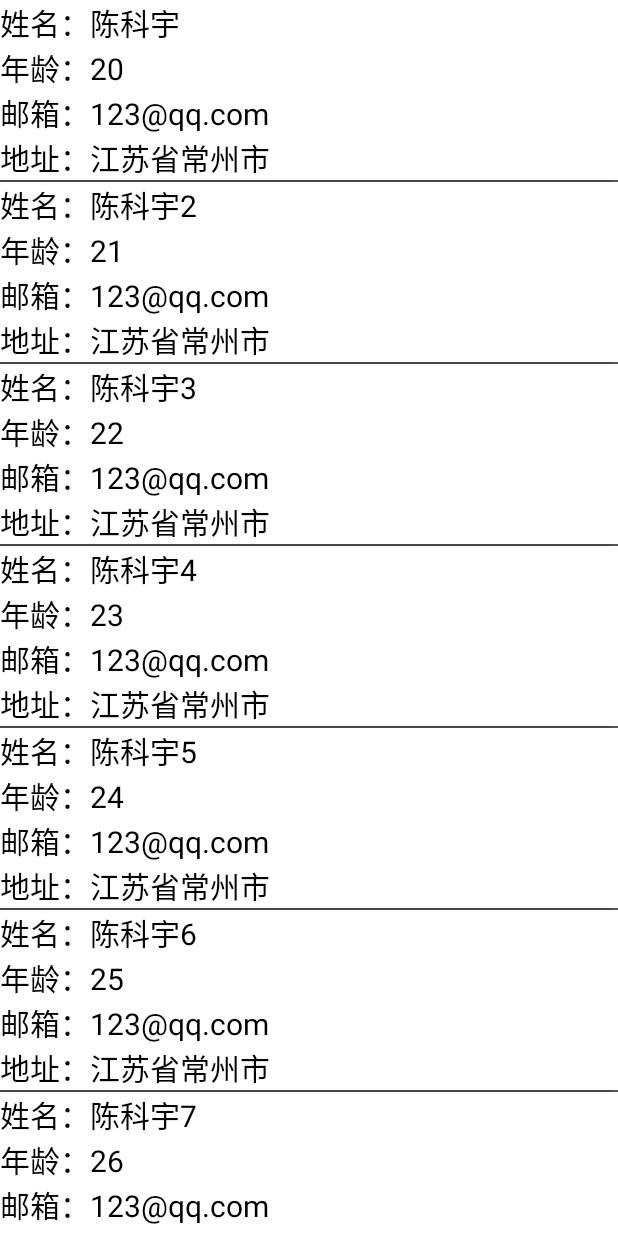
After one commit to ckydylan/StudentSpaceApp, an Android app: the InfoActivity screen opened directly, with no data from a screen before it, on a phone screen of 412 x 824 dp. The commit adds this screen. Run offline under Robolectric (Android 15) with nearby library versions, the phone set to English and light mode, and no system bars.

Commit message:
#date 5.30

```diff
--- a/app/src/main/AndroidManifest.xml
+++ b/app/src/main/AndroidManifest.xml
@@ -48,6 +48,10 @@
             android:launchMode="singleTask"/>
         <activity android:name=".activity.MusicActivity"
             android:launchMode="singleTask"/>
+        <activity android:name=".activity.ChooseHeadImgActivity"
+            android:launchMode="singleTask"/>
+        <activity android:name=".activity.InfoActivity"
+            android:launchMode="singleTask"/>
     </application>
 
 </manifest>
--- /dev/null
+++ b/app/src/main/java/com/example/studentspaceapp/activity/InfoActivity.java
@@ -0,0 +1,49 @@
+package com.example.studentspaceapp.activity;
+
+import android.app.Activity;
+import android.os.Bundle;
+import android.widget.ListView;
+import android.widget.SimpleAdapter;
+
+import androidx.annotation.Nullable;
+
+import com.example.studentspaceapp.R;
+
+import java.util.ArrayList;
+import java.util.HashMap;
+import java.util.Map;
+
+public class InfoActivity extends Activity {
+    ListView lv_show_info;
+    Map<String,String> map;
+    @Override
+    protected void onCreate(@Nullable Bundle savedInstanceState) {
+        super.onCreate(savedInstanceState);
+        setContentView(R.layout.activity_info);
+
+        lv_show_info = findViewById(R.id.lv_show_info);
+        SimpleAdapter adapter = new SimpleAdapter(InfoActivity.this, getData()
+                , R.layout.list_show_info
+                , new String[]{"name", "age","email","address"}
+                , new int[]{R.id.tv_name, R.id.tv_age,R.id.tv_email,R.id.tv_address});
+        lv_show_info.setAdapter(adapter);
+    }
+
+    private ArrayList<Map<String, String>> getData() {
+        ArrayList<Map<String, String>> list = new ArrayList<>();
+
+        String[] name = {"陈科宇","陈科宇2","陈科宇3","陈科宇4","陈科宇5","陈科宇6","陈科宇7"};
+        String[] age = {"20","21","22","23","24","25","26"};
+        String[] email = {"123@qq.com","123@qq.com","123@qq.com","123@qq.com","123@qq.com","123@qq.com","123@qq.com"};
+        String[] address = {"江苏省常州市","江苏省常州市","江苏省常州市","江苏省常州市","江苏省常州市","江苏省常州市","江苏省常州市"};
+        for (int i = 0; i<name.length;i++){
+            map = new HashMap<>();
+            map.put("name",name[i]);
+            map.put("age",age[i]);
+            map.put("email",email[i]);
+            map.put("address",address[i]);
+            list.add(map);
+        }
+        return list;
+    }
+}
--- a/app/src/main/java/com/example/studentspaceapp/activity/MusicActivity.java
+++ b/app/src/main/java/com/example/studentspaceapp/activity/MusicActivity.java
@@ -66,7 +66,6 @@ public class MusicActivity extends Activity {
         map.put("rightImg",R.drawable.music_img_right);
         list.add(map);
 
-
         return list;
     }
 }
--- a/app/src/main/java/com/example/studentspaceapp/activity/RegisterActivity.java
+++ b/app/src/main/java/com/example/studentspaceapp/activity/RegisterActivity.java
@@ -60,6 +60,7 @@ public class RegisterActivity extends Activity {
                     }
                 }
             });
+//            Toast.makeText(this, "FUCK YOU，别想消耗我次数", Toast.LENGTH_LONG).show();
         });
 
         btn_register.setOnClickListener(v->{
--- /dev/null
+++ b/app/src/main/res/layout/activity_info.xml
@@ -0,0 +1,12 @@
+<?xml version="1.0" encoding="utf-8"?>
+<LinearLayout xmlns:android="http://schemas.android.com/apk/res/android"
+    android:orientation="vertical" android:layout_width="match_parent"
+    android:layout_height="match_parent">
+
+    <ListView
+        android:id="@+id/lv_show_info"
+        android:layout_width="match_parent"
+        android:layout_height="match_parent">
+
+    </ListView>
+</LinearLayout>
--- a/app/src/main/res/layout/activity_login.xml
+++ b/app/src/main/res/layout/activity_login.xml
@@ -138,7 +138,7 @@
     </RelativeLayout>
 
     <CheckBox
-        android:id="@+id/cb_checkbox"
+        android:id="@+id/cb_remenber_pwd"
         android:layout_width="wrap_content"
         android:layout_height="wrap_content"
         android:layout_below="@id/rl_userPassword"
@@ -156,7 +156,7 @@
         android:id="@+id/btn_login"
         android:layout_width="340dp"
         android:layout_height="wrap_content"
-        android:layout_below="@id/cb_checkbox"
+        android:layout_below="@id/cb_remenber_pwd"
         android:layout_centerHorizontal="true"
         android:layout_marginTop="20dp"
         android:background="@drawable/round_corner_bg"
@@ -170,7 +170,7 @@
         android:id="@+id/btn_register"
         android:layout_width="340dp"
         android:layout_height="wrap_content"
-        android:layout_below="@id/cb_checkbox"
+        android:layout_below="@id/cb_remenber_pwd"
         android:layout_centerHorizontal="true"
         android:layout_marginTop="80dp"
         android:background="@drawable/round_corner_bg"
--- /dev/null
+++ b/app/src/main/res/layout/list_show_info.xml
@@ -0,0 +1,79 @@
+<?xml version="1.0" encoding="utf-8"?>
+<LinearLayout xmlns:android="http://schemas.android.com/apk/res/android"
+    android:orientation="vertical" android:layout_width="match_parent"
+    android:layout_height="match_parent"
+
+    android:background="#fff">
+    <LinearLayout
+        android:layout_width="wrap_content"
+        android:layout_height="wrap_content"
+        android:orientation="horizontal">
+        <TextView
+            android:layout_width="wrap_content"
+            android:layout_height="wrap_content"
+            android:text="姓名："
+            android:textColor="#000"
+            android:textSize="20dp"/>
+        <TextView
+            android:id="@+id/tv_name"
+            android:layout_width="wrap_content"
+            android:layout_height="wrap_content"
+            android:textColor="#000"
+            android:textSize="20dp"/>
+    </LinearLayout>
+
+
+    <LinearLayout
+        android:layout_width="wrap_content"
+        android:layout_height="wrap_content"
+        android:orientation="horizontal">
+        <TextView
+            android:layout_width="wrap_content"
+            android:layout_height="wrap_content"
+            android:text="年龄："
+            android:textColor="#000"
+            android:textSize="20dp"/>
+        <TextView
+            android:id="@+id/tv_age"
+            android:layout_width="wrap_content"
+            android:layout_height="wrap_content"
+            android:textColor="#000"
+            android:textSize="20dp"/>
+    </LinearLayout>
+
+    <LinearLayout
+        android:layout_width="wrap_content"
+        android:layout_height="wrap_content"
+        android:orientation="horizontal">
+        <TextView
+            android:layout_width="wrap_content"
+            android:layout_height="wrap_content"
+            android:text="邮箱："
+            android:textColor="#000"
+            android:textSize="20dp"/>
+        <TextView
+            android:id="@+id/tv_email"
+            android:layout_width="wrap_content"
+            android:layout_height="wrap_content"
+            android:textColor="#000"
+            android:textSize="20dp"/>
+    </LinearLayout>
+
+    <LinearLayout
+        android:layout_width="wrap_content"
+        android:layout_height="wrap_content"
+        android:orientation="horizontal">
+        <TextView
+            android:layout_width="wrap_content"
+            android:layout_height="wrap_content"
+            android:text="地址："
+            android:textColor="#000"
+            android:textSize="20dp"/>
+        <TextView
+            android:id="@+id/tv_address"
+            android:layout_width="wrap_content"
+            android:layout_height="wrap_content"
+            android:textColor="#000"
+            android:textSize="20dp"/>
+    </LinearLayout>
+</LinearLayout>
```
Also changed, not shown: app/src/main/java/com/example/studentspaceapp/activity/ChangeInfoActivity.java (+29 -0 lines), app/src/main/java/com/example/studentspaceapp/activity/ChooseHeadImgActivity.java (added, +62 -0 lines), app/src/main/java/com/example/studentspaceapp/activity/LoginActivity.java (+39 -17 lines), app/src/main/java/com/example/studentspaceapp/bean/HeadImgInfo.java (added, +17 -0 lines), app/src/main/java/com/example/studentspaceapp/fargment/MyFragment.java (+7 -0 lines), app/src/main/res/layout/activity_change_info.xml (+18 -2 lines), app/src/main/res/layout/activity_choose_head_img.xml (added, +16 -0 lines), app/src/main/res/layout/fragment_my.xml (+10 -3 lines), app/src/main/res/layout/gridview_item.xml (added, +25 -0 lines).
